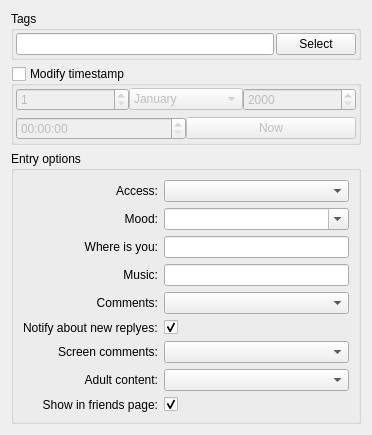
0xd34df00d/leechcraft, file src/plugins/blogique/plugins/metida/postoptionswidget.ui: the form before one commit.
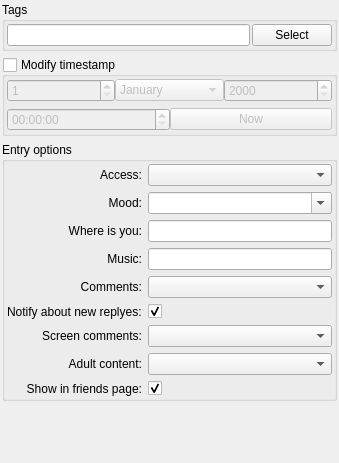
The form after the commit.

Commit message: Blogique Metida: fix custom moods using

What changed in the file:
```diff
--- a/src/plugins/blogique/plugins/metida/postoptionswidget.ui
+++ b/src/plugins/blogique/plugins/metida/postoptionswidget.ui
@@ -6,14 +6,17 @@
    <rect>
     <x>0</x>
     <y>0</y>
-    <width>372</width>
-    <height>433</height>
+    <width>339</width>
+    <height>463</height>
    </rect>
   </property>
   <property name="windowTitle">
    <string/>
   </property>
   <layout class="QGridLayout" name="gridLayout_2">
+   <property name="margin">
+    <number>2</number>
+   </property>
    <item row="0" column="0">
     <widget class="QGroupBox" name="TagsBox_">
      <property name="title">
@@ -191,6 +194,9 @@
       <string>Entry options</string>
      </property>
      <layout class="QGridLayout" name="gridLayout">
+      <property name="margin">
+       <number>2</number>
+      </property>
       <item row="1" column="0">
        <widget class="QLabel" name="moodLabel">
         <property name="text">
```
The commit also changes 1 other file.
